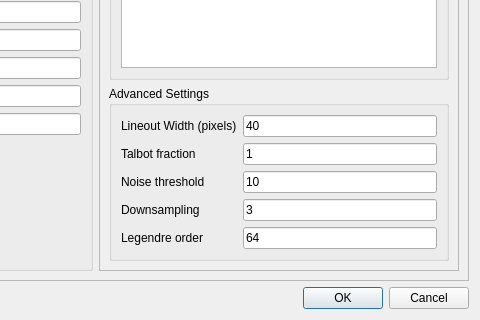
Old version of the form WFS_config.ui in the repository mseaberg/wfs_interface; both pictures show x 289 to 769 and y 273 to 593 of the 769 by 593 pixel window.
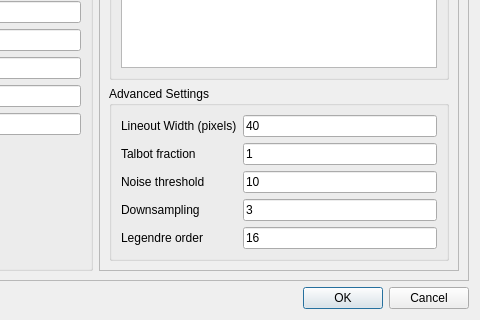
New version of the form.

The edit to the form file:
```diff
--- a/WFS_config.ui
+++ b/WFS_config.ui
@@ -312,7 +312,7 @@
               <item row="4" column="1">
                <widget class="QLineEdit" name="lineEdit_order">
                 <property name="text">
-                 <string>64</string>
+                 <string>16</string>
                 </property>
                </widget>
               </item>
```
